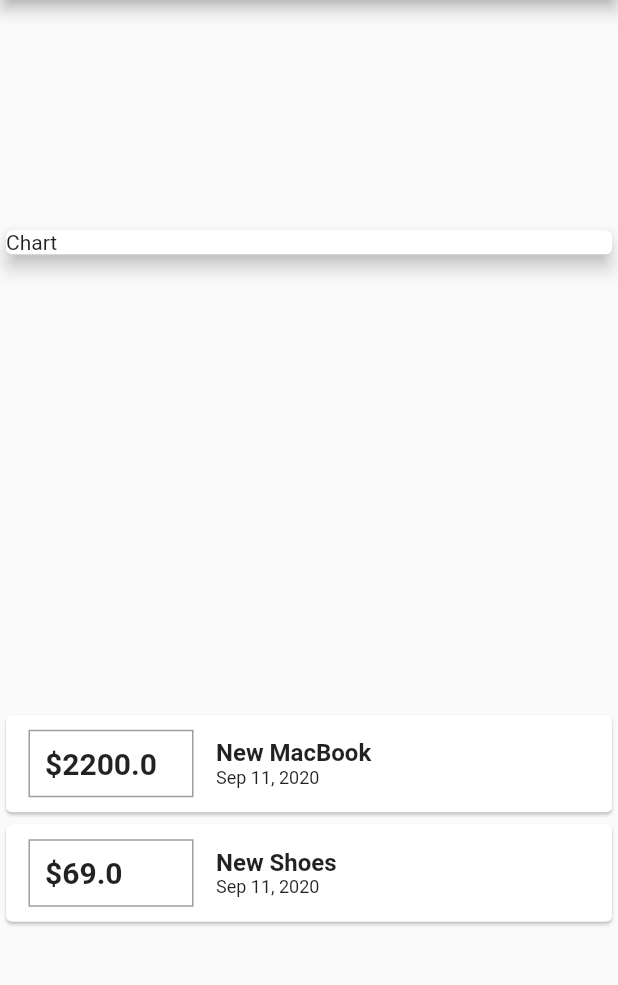
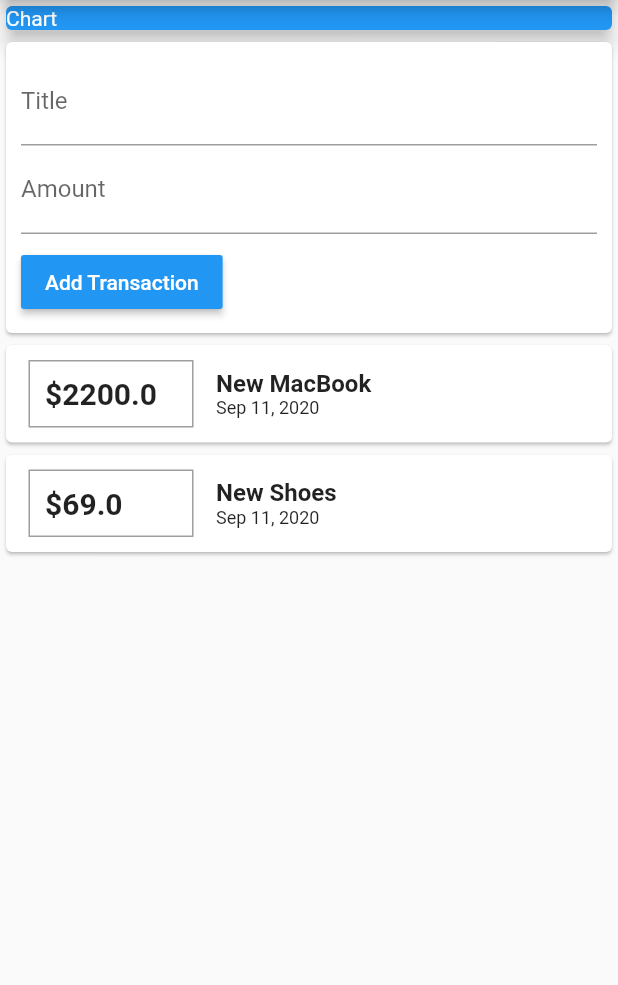
Before and after one commit to iammax89/Expenses_app_Flutter, a Flutter app: the screen it shows after launch, on a phone screen of 412 x 824 dp, the part 84-1069 px from its top. Run offline on Flutter 3.47's test engine with Material 2 defaults, Android fonts, the phone set to English and light mode, and no system bars.

Commit message:
make list of transactions scrollable

```diff
--- a/lib/main.dart
+++ b/lib/main.dart
@@ -1,6 +1,5 @@
-import 'package:expenses_app/transaction.dart';
+import 'package:expenses_app/widgets/user-transactions.dart';
 import 'package:flutter/material.dart';
-import 'package:intl/intl.dart';
 
 void main() => runApp(MyApp());
 
@@ -12,18 +11,8 @@ class MyApp extends StatelessWidget {
 }
 
 class MyHomePage extends StatelessWidget {
-  final List<Transaction> transactions = [
-    Transaction(
-        id: DateTime.now().toString(),
-        title: "New MacBook",
-        amount: 2200.00,
-        date: DateTime.now()),
-    Transaction(
-        id: DateTime.now().toString(),
-        title: "New Shoes",
-        amount: 69.00,
-        date: DateTime.now())
-  ];
+  // String titleInput;
+  // String amountInput;
 
   @override
   Widget build(BuildContext context) {
@@ -31,53 +20,24 @@ class MyHomePage extends StatelessWidget {
         appBar: AppBar(
           title: Text('Expenses App'),
         ),
-        body: Column(
-          mainAxisAlignment: MainAxisAlignment.spaceAround,
+        body: SingleChildScrollView(
+          child: Column(
+            mainAxisAlignment: MainAxisAlignment.start,
             crossAxisAlignment: CrossAxisAlignment.stretch,
             children: <Widget>[
               Card(
-              child: Container(width: double.infinity, child: Text("Chart")),
+                color: Colors.blue,
+                child: Container(
+                    width: double.infinity,
+                    child: Text(
+                      "Chart",
+                      style: TextStyle(color: Colors.white),
+                    )),
                 elevation: 5,
               ),
-            Column(
-              children: transactions.map((t) {
-                return Card(
-                    child: Row(
-                  children: [
-                    Container(
-                      width: 110,
-                      margin:
-                          EdgeInsets.symmetric(vertical: 10, horizontal: 15),
-                      decoration: BoxDecoration(
-                          border: Border.all(color: Colors.grey, width: 1)),
-                      padding: EdgeInsets.all(10),
-                      child: Text(
-                        '\$${t.amount}',
-                        style: TextStyle(
-                            fontWeight: FontWeight.bold,
-                            fontSize: 20,
-                            color: Colors.black87),
+              UserTransaction()
+            ],
           ),
-                    ),
-                    Column(
-                      crossAxisAlignment: CrossAxisAlignment.start,
-                      children: [
-                        Text(
-                          t.title,
-                          style: TextStyle(
-                              fontWeight: FontWeight.bold, fontSize: 16),
-                        ),
-                        Text(
-                          DateFormat.yMMMd().format(t.date),
-                          style: TextStyle(fontSize: 12, color: Colors.black87),
-                        )
-                      ],
-                    )
-                  ],
-                ));
-              }).toList(),
-            )
-          ],
         ));
   }
 }
--- /dev/null
+++ b/lib/widgets/list-of-transactions.dart
@@ -0,0 +1,55 @@
+import 'package:expenses_app/models/transaction.dart';
+import 'package:flutter/material.dart';
+import 'package:intl/intl.dart';
+
+class ListOfTransactions extends StatelessWidget {
+  final List<Transaction> transactions;
+
+  ListOfTransactions({@required this.transactions});
+
+  @override
+  Widget build(BuildContext context) {
+    return Container(
+      height: 300,
+      child: SingleChildScrollView(
+        child: Column(
+          children: transactions.map((t) {
+            return Card(
+                child: Row(
+              children: [
+                Container(
+                  width: 110,
+                  margin: EdgeInsets.symmetric(vertical: 10, horizontal: 15),
+                  decoration: BoxDecoration(
+                      border: Border.all(color: Colors.grey, width: 1)),
+                  padding: EdgeInsets.all(10),
+                  child: Text(
+                    '\$${t.amount}',
+                    style: TextStyle(
+                        fontWeight: FontWeight.bold,
+                        fontSize: 20,
+                        color: Colors.black87),
+                  ),
+                ),
+                Column(
+                  crossAxisAlignment: CrossAxisAlignment.start,
+                  children: [
+                    Text(
+                      t.title,
+                      style:
+                          TextStyle(fontWeight: FontWeight.bold, fontSize: 16),
+                    ),
+                    Text(
+                      DateFormat.yMMMd().format(t.date),
+                      style: TextStyle(fontSize: 12, color: Colors.black87),
+                    )
+                  ],
+                )
+              ],
+            ));
+          }).toList(),
+        ),
+      ),
+    );
+  }
+}
--- /dev/null
+++ b/lib/widgets/new-transaction.dart
@@ -0,0 +1,49 @@
+import 'package:flutter/material.dart';
+
+class NewTransaction extends StatelessWidget {
+  final titleController = TextEditingController();
+  final amountController = TextEditingController();
+  final Function addNewTransaction;
+
+  NewTransaction(this.addNewTransaction);
+  @override
+  Widget build(BuildContext context) {
+    return Card(
+      child: Container(
+          padding: EdgeInsets.all(10),
+          child: Column(
+            crossAxisAlignment: CrossAxisAlignment.start,
+            children: [
+              TextField(
+                decoration: InputDecoration(labelText: 'Title'),
+                controller: titleController,
+                // onChanged: (value) {
+                //   titleInput = value;
+                // },
+              ),
+              TextField(
+                decoration: InputDecoration(labelText: 'Amount'),
+                controller: amountController,
+                // onChanged: (value) {
+                //   amountInput = value;
+                // },
+              ),
+              Container(
+                margin: EdgeInsets.only(top: 8),
+                child: RaisedButton(
+                  onPressed: () {
+                    addNewTransaction(titleController.text,
+                        double.parse(amountController.text));
+                  },
+                  child: Text(
+                    "Add Transaction",
+                    style: TextStyle(color: Colors.white),
+                  ),
+                  color: Colors.blue,
+                ),
+              )
+            ],
+          )),
+    );
+  }
+}
--- /dev/null
+++ b/lib/widgets/user-transactions.dart
@@ -0,0 +1,47 @@
+import 'package:expenses_app/models/transaction.dart';
+import 'package:flutter/material.dart';
+
+import 'list-of-transactions.dart';
+import 'new-transaction.dart';
+
+class UserTransaction extends StatefulWidget {
+  @override
+  _UserTransactionState createState() => _UserTransactionState();
+}
+
+class _UserTransactionState extends State<UserTransaction> {
+  final List<Transaction> _userTransactions = [
+    Transaction(
+        id: DateTime.now().toString(),
+        title: "New MacBook",
+        amount: 2200.00,
+        date: DateTime.now()),
+    Transaction(
+        id: DateTime.now().toString(),
+        title: "New Shoes",
+        amount: 69.00,
+        date: DateTime.now())
+  ];
+
+  void _addNewTransaction(String title, double amount) {
+    final newTx = Transaction(
+        id: DateTime.now().toString(),
+        title: title,
+        amount: amount,
+        date: DateTime.now());
+
+    setState(() {
+      _userTransactions.add(newTx);
+    });
+  }
+
+  @override
+  Widget build(BuildContext context) {
+    return Column(children: [
+      NewTransaction(_addNewTransaction),
+      ListOfTransactions(
+        transactions: _userTransactions,
+      )
+    ]);
+  }
+}
```
Also changed, not shown: lib/models/transaction.dart (renamed from lib/transaction.dart). Lines whose indentation alone changed are shown as unchanged.
